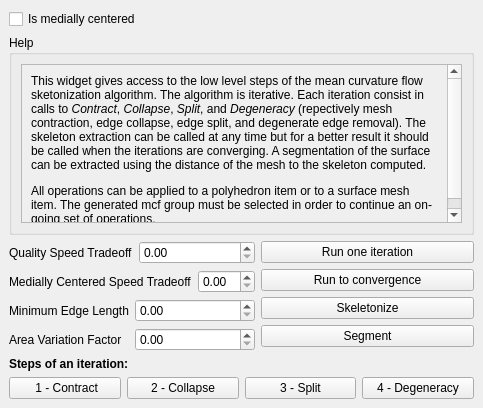
Qt form Polyhedron/demo/Polyhedron/Plugins/PMP/Mean_curvature_flow_skeleton_plugin.ui (CGAL/cgal) before a commit.
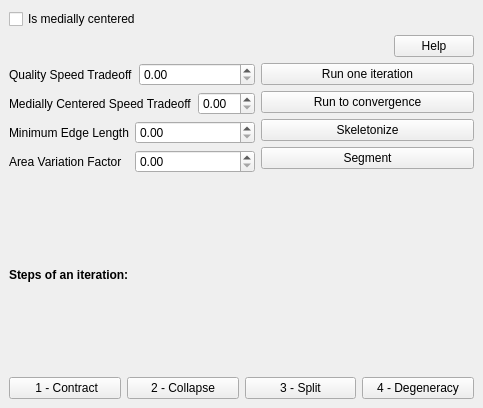
The same form after that commit.

Commit message: Move help to a dialog triggered by a button.

What changed in the file:
```diff
--- a/Polyhedron/demo/Polyhedron/Plugins/PMP/Mean_curvature_flow_skeleton_plugin.ui
+++ b/Polyhedron/demo/Polyhedron/Plugins/PMP/Mean_curvature_flow_skeleton_plugin.ui
@@ -14,7 +14,7 @@
    <string>DockWidget</string>
   </property>
   <widget class="QWidget" name="dockWidgetContents">
-   <layout class="QVBoxLayout" name="verticalLayout_3" stretch="0,1,0,0,0">
+   <layout class="QVBoxLayout" name="verticalLayout_3" stretch="0,0,0,0,0">
     <item>
      <widget class="QCheckBox" name="is_medially_centered">
       <property name="text">
@@ -23,48 +23,28 @@
      </widget>
     </item>
     <item>
-     <widget class="QGroupBox" name="groupBox">
-      <property name="title">
-       <string>Help</string>
-      </property>
-      <property name="flat">
-       <bool>false</bool>
-      </property>
-      <property name="checkable">
-       <bool>false</bool>
-      </property>
       <layout class="QHBoxLayout" name="horizontalLayout_7">
        <item>
-        <widget class="QScrollArea" name="scrollArea">
-         <property name="widgetResizable">
-          <bool>true</bool>
-         </property>
-         <widget class="QWidget" name="scrollAreaWidgetContents">
-          <property name="geometry">
-           <rect>
-            <x>0</x>
-            <y>0</y>
-            <width>425</width>
-            <height>127</height>
-           </rect>
-          </property>
-          <layout class="QVBoxLayout" name="verticalLayout_4">
+       <spacer name="horizontalSpacer">
+        <property name="orientation">
+         <enum>Qt::Horizontal</enum>
+        </property>
+        <property name="sizeHint" stdset="0">
+         <size>
+          <width>40</width>
+          <height>20</height>
+         </size>
+        </property>
+       </spacer>
+      </item>
            <item>
-            <widget class="QLabel" name="label_2">
+       <widget class="QPushButton" name="helpButton">
              <property name="text">
-              <string>&lt;html&gt;&lt;head/&gt;&lt;body&gt;&lt;p&gt;This widget gives access to the low level steps of the mean curvature flow sketonization algorithm. The algorithm is iterative. Each iteration consist in calls to &lt;span style=&quot; font-style:italic;&quot;&gt;Contract&lt;/span&gt;, &lt;span style=&quot; font-style:italic;&quot;&gt;Collapse&lt;/span&gt;, &lt;span style=&quot; font-style:italic;&quot;&gt;Split&lt;/span&gt;, and &lt;span style=&quot; font-style:italic;&quot;&gt;Degeneracy&lt;/span&gt; (repectively mesh contraction, edge collapse, edge split, and degenerate edge removal). The skeleton extraction can be called at any time but for a better result it should be called when the iterations are converging. A segmentation of the surface can be extracted using the distance of the mesh to the skeleton computed.&lt;/p&gt;&lt;p&gt;All operations can be applied to a polyhedron item or to a surface mesh item. The generated mcf group must be selected in order to continue an on-going set of operations. &lt;/p&gt;&lt;/body&gt;&lt;/html&gt;</string>
-             </property>
-             <property name="wordWrap">
-              <bool>true</bool>
-             </property>
+         <string>Help</string>
+        </property>
             </widget>
            </item>
           </layout>
-         </widget>
-        </widget>
-       </item>
-      </layout>
-     </widget>
     </item>
     <item>
      <layout class="QHBoxLayout" name="horizontalLayout_6">
```
Lines whose indentation alone changed are shown as unchanged. The commit also changes 1 other file.
